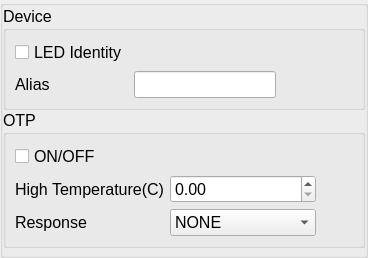
Before: the Qt Designer form source/wnd/ui/mrqsys.ui in ww4u/megarobostudio, drawn with Qt 5.
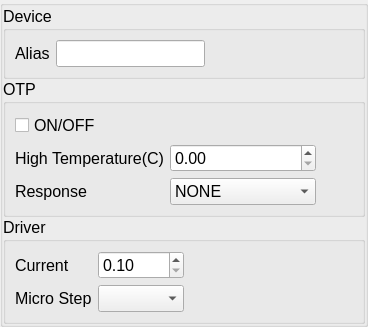
After: the same form once the commit is applied. Custom widgets are drawn as their Qt base class.

The edit to the form file:
```diff
--- a/source/wnd/ui/mrqsys.ui
+++ b/source/wnd/ui/mrqsys.ui
@@ -7,7 +7,7 @@
     <x>0</x>
     <y>0</y>
     <width>368</width>
-    <height>258</height>
+    <height>289</height>
    </rect>
   </property>
   <property name="font">
@@ -61,37 +61,30 @@
          <string>Device</string>
         </property>
         <layout class="QGridLayout" name="gridLayout_2">
-         <item row="1" column="2">
-          <spacer name="horizontalSpacer_2">
-           <property name="orientation">
-            <enum>Qt::Horizontal</enum>
-           </property>
-           <property name="sizeHint" stdset="0">
-            <size>
-             <width>40</width>
-             <height>20</height>
-            </size>
-           </property>
-          </spacer>
-         </item>
-         <item row="1" column="0">
-          <widget class="QLabel" name="label_3">
-           <property name="text">
-            <string>Alias</string>
-           </property>
-          </widget>
-         </item>
-         <item row="1" column="1">
+         <item row="0" column="1">
           <widget class="QLineEdit" name="edtAlias">
            <property name="enabled">
             <bool>true</bool>
            </property>
           </widget>
          </item>
+         <item row="0" column="2">
+          <spacer name="horizontalSpacer_2">
+           <property name="orientation">
+            <enum>Qt::Horizontal</enum>
+           </property>
+           <property name="sizeHint" stdset="0">
+            <size>
+             <width>40</width>
+             <height>20</height>
+            </size>
+           </property>
+          </spacer>
+         </item>
          <item row="0" column="0">
-          <widget class="QCheckBox" name="chkLed">
+          <widget class="QLabel" name="label_3">
            <property name="text">
-            <string>LED Identity</string>
+            <string>Alias</string>
            </property>
           </widget>
          </item>
@@ -172,6 +165,68 @@
         </layout>
        </widget>
       </item>
+      <item>
+       <widget class="QGroupBox" name="gp820">
+        <property name="title">
+         <string>Driver</string>
+        </property>
+        <layout class="QGridLayout" name="gridLayout_3">
+         <item row="0" column="1">
+          <widget class="QDoubleSpinBox" name="spin820Current">
+           <property name="minimum">
+            <double>0.100000000000000</double>
+           </property>
+           <property name="maximum">
+            <double>25.000000000000000</double>
+           </property>
+          </widget>
+         </item>
+         <item row="1" column="1">
+          <widget class="ValueComboBox" name="cmb820MicroStep"/>
+         </item>
+         <item row="1" column="0">
+          <widget class="QLabel" name="label_25">
+           <property name="text">
+            <string>Micro Step</string>
+           </property>
+          </widget>
+         </item>
+         <item row="0" column="0">
+          <widget class="QLabel" name="label_23">
+           <property name="text">
+            <string>Current</string>
+           </property>
+          </widget>
+         </item>
+         <item row="2" column="0">
+          <spacer name="verticalSpacer">
+           <property name="orientation">
+            <enum>Qt::Vertical</enum>
+           </property>
+           <property name="sizeHint" stdset="0">
+            <size>
+             <width>20</width>
+             <height>40</height>
+            </size>
+           </property>
+          </spacer>
+         </item>
+         <item row="0" column="2">
+          <spacer name="horizontalSpacer_3">
+           <property name="orientation">
+            <enum>Qt::Horizontal</enum>
+           </property>
+           <property name="sizeHint" stdset="0">
+            <size>
+             <width>40</width>
+             <height>20</height>
+            </size>
+           </property>
+          </spacer>
+         </item>
+        </layout>
+       </widget>
+      </item>
       <item>
        <spacer name="verticalSpacer_2">
         <property name="orientation">
@@ -190,6 +245,13 @@
    </item>
   </layout>
  </widget>
+ <customwidgets>
+  <customwidget>
+   <class>ValueComboBox</class>
+   <extends>QComboBox</extends>
+   <header>valuecombobox.h</header>
+  </customwidget>
+ </customwidgets>
  <resources/>
  <connections/>
 </ui>
```
